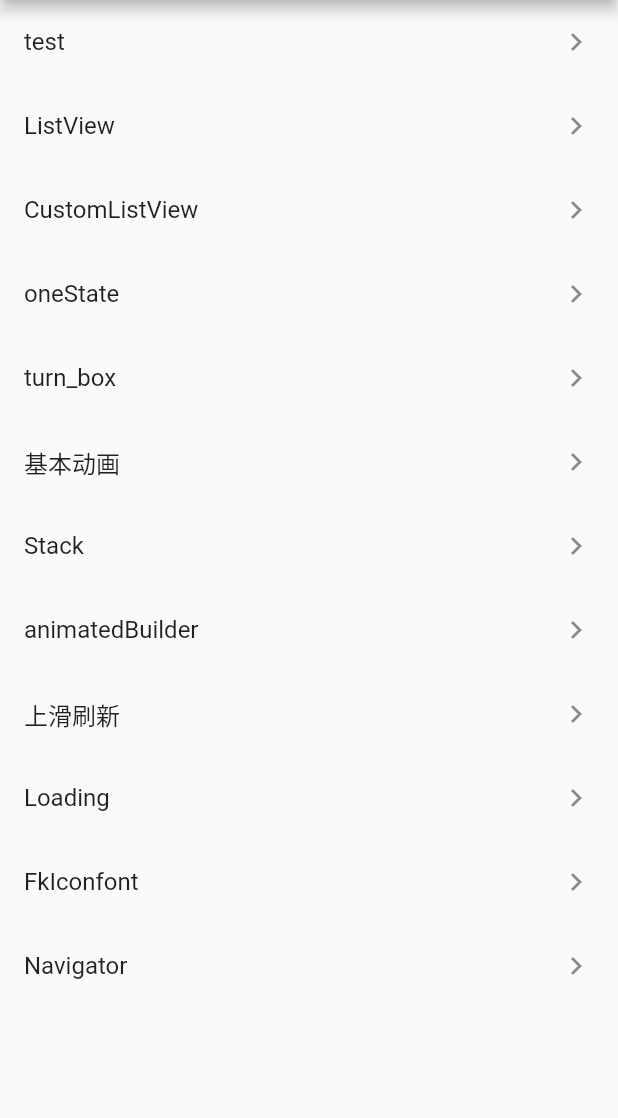
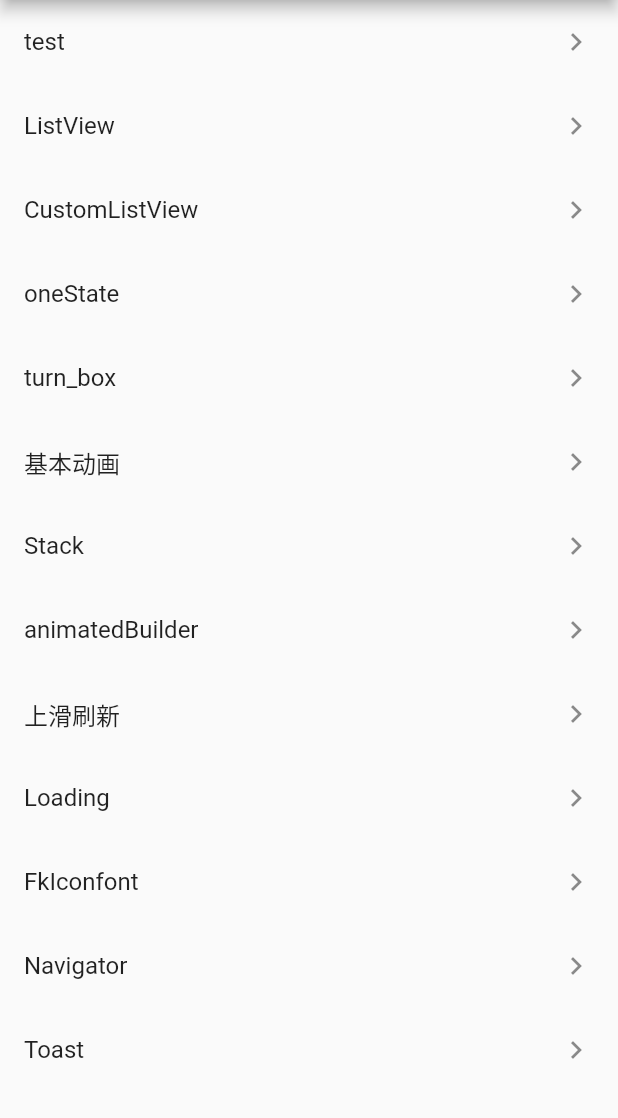
Before and after one commit to Fea-Sin/flutter_demo, a Flutter app: the screen it shows after launch, on a phone screen of 412 x 824 dp, the part 84-1202 px from its top. Run offline on Flutter 3.47's test engine with Material 2 defaults, Android fonts, the phone set to English and light mode, and no system bars; drawn by our look-alikes of oktoast.

Commit message:
add toast

```diff
--- /dev/null
+++ b/lib/core/utils/toast.dart
@@ -0,0 +1,50 @@
+import 'package:flutter/material.dart';
+import 'package:oktoast/oktoast.dart';
+
+const DEFAULT_TOAST_DURATION = Duration(seconds: 2);
+const DEFAULT_TOAST_COLOR = Color(0xFF424242);
+
+class ToastUtils {
+
+  /// 全局初始化Toast配置，child 为 MaterialApp
+  static init(Widget child) {
+    return OKToast(
+      textStyle: TextStyle(fontSize: 16, color: Colors.white),
+      backgroundColor: DEFAULT_TOAST_COLOR,
+      radius: 10,
+      dismissOtherOnShow: true,
+      textPadding: EdgeInsets.fromLTRB(20, 10, 20, 10),
+      child: child,
+      duration: DEFAULT_TOAST_DURATION,
+    );
+  }
+
+  static void toast(String msg, {
+    Duration duration = DEFAULT_TOAST_DURATION,
+    Color color = DEFAULT_TOAST_COLOR,
+  }) {
+    showToast(msg, duration: duration, backgroundColor: color);
+  }
+
+  static void waring(String msg, {
+    Duration duration = DEFAULT_TOAST_DURATION,
+    Color color = DEFAULT_TOAST_COLOR,
+  }) {
+    showToast(msg, duration: duration, backgroundColor: Colors.yellow);
+  }
+
+  static void error(String msg, {
+    Duration duration = DEFAULT_TOAST_DURATION,
+    Color color = DEFAULT_TOAST_COLOR,
+  }) {
+    showToast(msg, duration: duration, backgroundColor: Colors.red);
+  }
+
+  static void success(String msg, {
+    Duration duration = DEFAULT_TOAST_DURATION,
+    Color color = DEFAULT_TOAST_COLOR,
+  }) {
+    showToast(msg, duration: duration, backgroundColor: Colors.lightGreen);
+  }
+
+}
--- a/lib/main.dart
+++ b/lib/main.dart
@@ -1,6 +1,7 @@
 import 'package:flutter/material.dart';
 import 'widgets/index.dart';
 import 'routes/index.dart';
+import './core/utils/toast.dart';
 
 void main() {
   runApp(MyApp());
@@ -10,7 +11,7 @@ class MyApp extends StatelessWidget {
   // This widget is the root of your application.
   @override
   Widget build(BuildContext context) {
-    return MaterialApp(
+    return ToastUtils.init(MaterialApp(
       title: 'Flutter Demo',
       theme: ThemeData(
         // This is the theme of your application.
@@ -29,7 +30,7 @@ class MyApp extends StatelessWidget {
         visualDensity: VisualDensity.adaptivePlatformDensity,
       ),
       home: MyHomePage(title: 'Widgets Demo'),
-    );
+    ));
   }
 }
 
@@ -80,6 +81,7 @@ class _MyHomePageState extends State<MyHomePage> {
         PageInfo('Loading', (ctx) => LoadingRoute()),
         PageInfo('FkIconfont', (ctx) => FkIconfontRoute()),
         PageInfo('Navigator', (ctx) => NavigatorRoute()),
+        PageInfo('Toast', (ctx) => ToastRoute()),
       ]),
     );
   }
--- a/lib/routes/index.dart
+++ b/lib/routes/index.dart
@@ -10,3 +10,4 @@ export 'pull_refresh/pull_refresh.dart';
 export 'loading.dart';
 export 'fkIconfont.dart';
 export 'navigator.dart';
+export 'toast.dart';
--- a/pubspec.yaml
+++ b/pubspec.yaml
@@ -28,6 +28,7 @@ dependencies:
   # The following adds the Cupertino Icons font to your application.
   # Use with the CupertinoIcons class for iOS style icons.
   cupertino_icons: ^0.1.3
+  oktoast: ^2.3.2
 
 dev_dependencies:
   flutter_test:
```
Also changed, not shown: lib/routes/toast.dart (added, +39 -0 lines), pubspec.lock.
